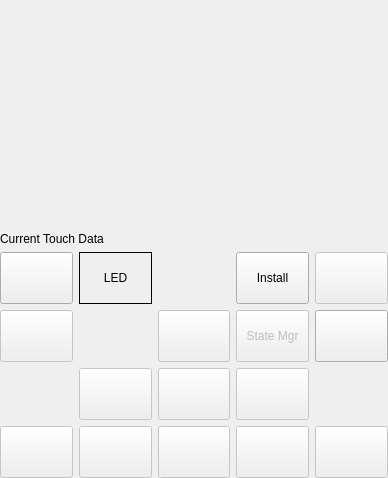
The window that qtBuildSystem/Mu/mainwindow.ui (meepingsnesroms/Mu) describes before a commit, drawn with Qt 5.
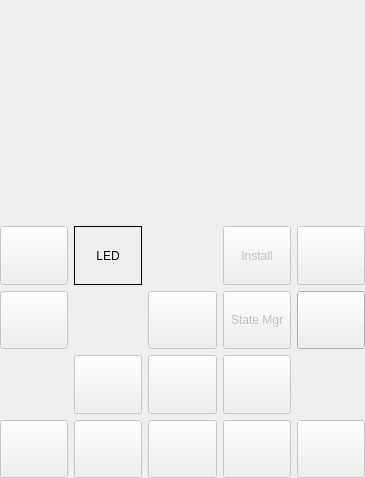
The same window after the commit. Icons and pictures are not drawn. Custom widgets are drawn as their Qt base class.

The edit to the form file:
```diff
--- a/qtBuildSystem/Mu/mainwindow.ui
+++ b/qtBuildSystem/Mu/mainwindow.ui
@@ -6,7 +6,7 @@
    <rect>
     <x>0</x>
     <y>0</y>
-    <width>388</width>
+    <width>365</width>
     <height>478</height>
    </rect>
   </property>
@@ -29,6 +29,12 @@
     </property>
     <item>
      <widget class="QWidget" name="displayContainer" native="true">
+      <property name="sizePolicy">
+       <sizepolicy hsizetype="Preferred" vsizetype="Fixed">
+        <horstretch>0</horstretch>
+        <verstretch>0</verstretch>
+       </sizepolicy>
+      </property>
       <layout class="QHBoxLayout" name="horizontalLayout">
        <property name="leftMargin">
         <number>0</number>
@@ -67,22 +73,6 @@
       </layout>
      </widget>
     </item>
-    <item>
-     <widget class="QLabel" name="touchscreenState">
-      <property name="enabled">
-       <bool>true</bool>
-      </property>
-      <property name="sizePolicy">
-       <sizepolicy hsizetype="Preferred" vsizetype="Fixed">
-        <horstretch>0</horstretch>
-        <verstretch>0</verstretch>
-       </sizepolicy>
-      </property>
-      <property name="text">
-       <string>Current Touch Data</string>
-      </property>
-     </widget>
-    </item>
     <item>
      <widget class="QWidget" name="controlPanel" native="true">
       <property name="enabled">
@@ -311,6 +301,9 @@
        </item>
        <item row="0" column="0">
         <widget class="QPushButton" name="screenshot">
+         <property name="enabled">
+          <bool>false</bool>
+         </property>
          <property name="sizePolicy">
           <sizepolicy hsizetype="Preferred" vsizetype="Preferred">
            <horstretch>0</horstretch>
@@ -342,8 +335,11 @@
        </item>
        <item row="0" column="5">
         <widget class="QPushButton" name="install">
+         <property name="enabled">
+          <bool>false</bool>
+         </property>
          <property name="sizePolicy">
-          <sizepolicy hsizetype="Minimum" vsizetype="Minimum">
+          <sizepolicy hsizetype="Preferred" vsizetype="Preferred">
            <horstretch>0</horstretch>
            <verstretch>0</verstretch>
           </sizepolicy>
```
